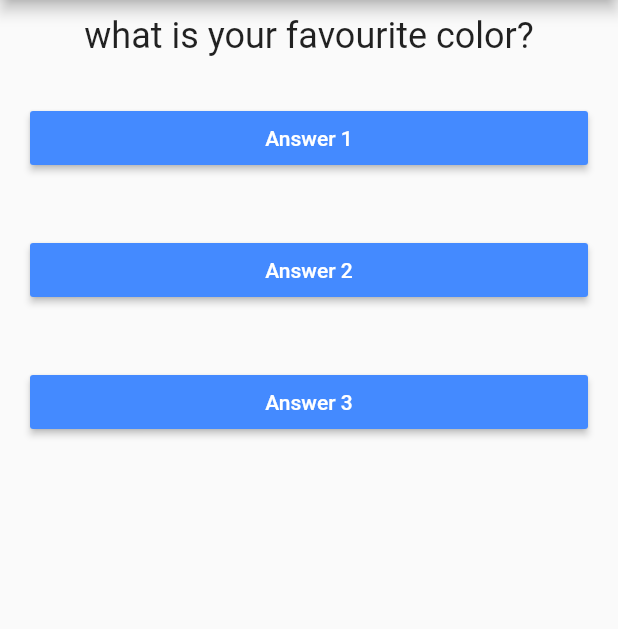
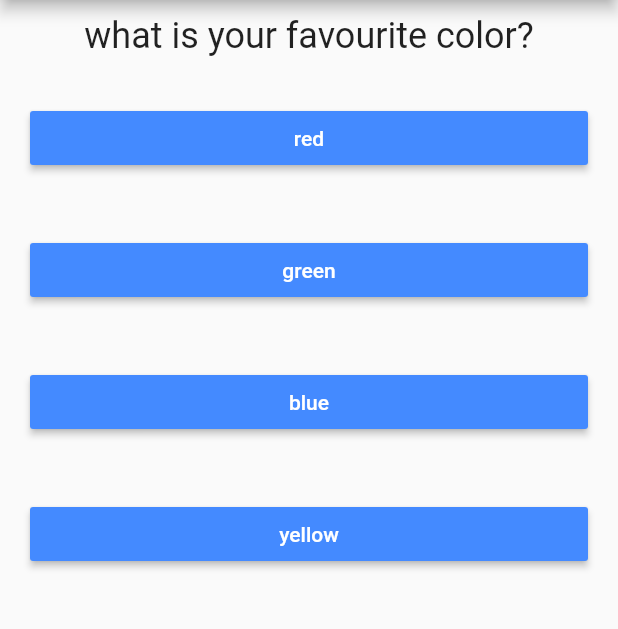
Before and after one commit to Vaishnav-Kanhirathingal/FLUTTER-TRAINING, a Flutter app: the screen it shows after launch, on a phone screen of 412 x 824 dp, the part 84-713 px from its top. Run offline on Flutter 3.47's test engine with Material 2 defaults, Android fonts, the phone set to English and light mode, and no system bars.

Commit message:
quiz app with outsourced widgets working

```diff
--- a/test_applicaion/lib/main.dart
+++ b/test_applicaion/lib/main.dart
@@ -1,6 +1,6 @@
 import 'package:flutter/material.dart';
-import 'package:test_applicaion/answer.dart';
-import 'package:test_applicaion/question.dart';
+import 'package:test_applicaion/quiz.dart';
+import 'package:test_applicaion/result.dart';
 
 void main() => runApp(MyApp());
 
@@ -12,33 +12,44 @@ class MyApp extends StatefulWidget {
 
 class _MyAppState extends State<MyApp> {
   var _questionIndex = 0;
+  final questionText = "Question Text";
+  final answers = "answers";
+  final question = [
+    {
+      "Question Text": "what is your favourite color?",
+      "answers": ["red", "green", "blue", "yellow"]
+    },
+    {
+      "Question Text": "what is your favourite animal?",
+      "answers": ["cat", "dog", "bird", "mouse"]
+    }
+  ];
 
-  void answerQuestion() {
+  void _answerQuestion() {
     setState(() {
       _questionIndex++;
     });
-    print(_questionIndex);
+    if (_questionIndex < question.length - 1) {
+      print(_questionIndex);
+    } else {
+      print("Completed!!!");
+    }
   }
 
   @override
   Widget build(BuildContext buildContext) {
-    var questions = [
-      "what is your favourite color?",
-      "what is your favourite animal?"
-    ];
     return MaterialApp(
       home: Scaffold(
         appBar: AppBar(
           title: Text("title"),
         ),
-        body: Column(
-          children: [
-            Question(questions[_questionIndex]),
-            Answer("Answer 1", answerQuestion),
-            Answer("Answer 2", answerQuestion),
-            Answer("Answer 3", answerQuestion),
-          ],
-        ),
+        body: _questionIndex < question.length
+            ? Quiz(
+                _answerQuestion,
+                question,
+                _questionIndex,
+              )
+            : Result(),
       ),
     );
   }
--- /dev/null
+++ b/test_applicaion/lib/quiz.dart
@@ -0,0 +1,32 @@
+import 'package:flutter/material.dart';
+
+import 'answer.dart';
+import 'question.dart';
+
+class Quiz extends StatelessWidget {
+  final questionText = "Question Text";
+  final answers = "answers";
+  final VoidCallback answerQuestion;
+  final List<Map<String, Object>> question;
+  final int questionIndex;
+
+  Quiz(
+    this.answerQuestion,
+    this.question,
+    this.questionIndex,
+  );
+
+  @override
+  Widget build(BuildContext context) {
+    return Column(
+      children: [
+        Question(
+          question[questionIndex][questionText].toString(),
+        ),
+        ...(question[questionIndex][answers] as List<String>)
+            .map((option) => Answer(option, answerQuestion))
+            .toList(),
+      ],
+    );
+  }
+}
--- /dev/null
+++ b/test_applicaion/lib/result.dart
@@ -0,0 +1,8 @@
+import 'package:flutter/material.dart';
+
+class Result extends StatelessWidget {
+  @override
+  Widget build(BuildContext context) {
+    return const Center(child: Text("Completed-2!!!"));
+  }
+}
```
Also changed, not shown: 1 other file.
